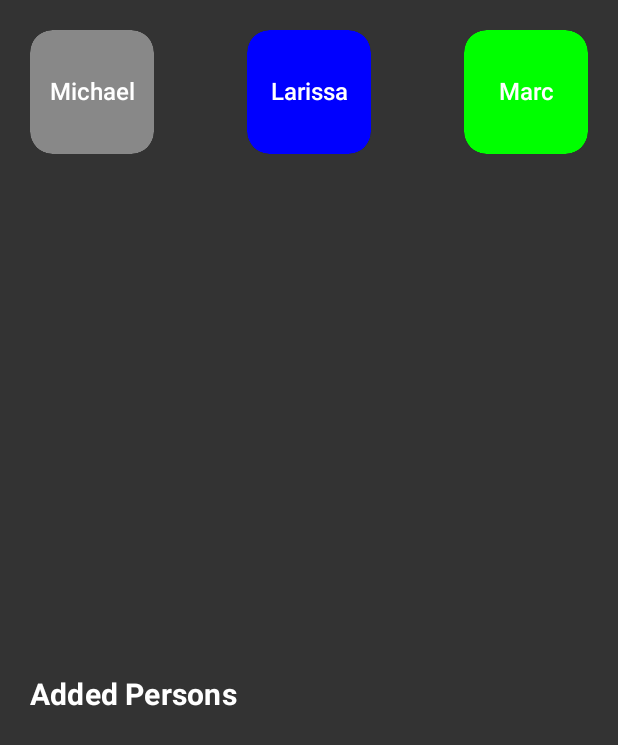
After one commit to ArtemisSoftware/Amphitrite-UI-2, an Android app built with Jetpack Compose: the DragDropScreen screen opened through its navigation route, on a phone screen of 412 x 824 dp. The commit adds this screen. Shown: the top 745 px of the screen. Run offline under Robolectric (Android 15) with nearby library versions, the phone set to English and light mode, and no system bars.

Commit message:
DragDropScreen

```diff
--- a/app/src/main/java/com/artemissoftware/amphitriteui2/MainActivity.kt
+++ b/app/src/main/java/com/artemissoftware/amphitriteui2/MainActivity.kt
@@ -3,15 +3,19 @@ package com.artemissoftware.amphitriteui2
 import android.os.Bundle
 import androidx.activity.ComponentActivity
 import androidx.activity.compose.setContent
+import androidx.compose.foundation.background
 import androidx.compose.foundation.layout.fillMaxSize
 import androidx.compose.material.MaterialTheme
 import androidx.compose.material.Surface
 import androidx.compose.ui.Modifier
 import androidx.navigation.compose.rememberNavController
+import com.artemissoftware.amphitriteui2.dragdrop.DragDropViewModel
 import com.artemissoftware.amphitriteui2.multiplescreens.rememberWindowSize
 import com.artemissoftware.amphitriteui2.ui.theme.AmphitriteUI2Theme
 
 class MainActivity : ComponentActivity() {
+
+    private val dragDropViewModel = DragDropViewModel()
     override fun onCreate(savedInstanceState: Bundle?) {
         super.onCreate(savedInstanceState)
         setContent {
@@ -19,12 +23,14 @@ class MainActivity : ComponentActivity() {
                 // A surface container using the 'background' color from the theme
                 Surface(
                     modifier = Modifier.fillMaxSize(),
-                    color = MaterialTheme.colors.background
+                    color = MaterialTheme.colors.background,
                 ) {
-
                     val window = rememberWindowSize()
-                    SetupNavGraph(navController = rememberNavController(), window = window)
-
+                    SetupNavGraph(
+                        navController = rememberNavController(),
+                        window = window,
+                        dragDropViewModel = dragDropViewModel,
+                    )
                 }
             }
         }
--- a/app/src/main/java/com/artemissoftware/amphitriteui2/SelectorScreen.kt
+++ b/app/src/main/java/com/artemissoftware/amphitriteui2/SelectorScreen.kt
@@ -22,6 +22,8 @@ import com.artemissoftware.amphitriteui2.categoriestable.TableCategoriesScreen
 import com.artemissoftware.amphitriteui2.categoriestable.models.Categories
 import com.artemissoftware.amphitriteui2.circularslider.CircularSlider
 import com.artemissoftware.amphitriteui2.creditcard.CreditCardScreen
+import com.artemissoftware.amphitriteui2.dragdrop.DragDropScreen
+import com.artemissoftware.amphitriteui2.dragdrop.DragDropViewModel
 import com.artemissoftware.amphitriteui2.draggable.DraggableBox
 import com.artemissoftware.amphitriteui2.epoch.EpochScreen
 import com.artemissoftware.amphitriteui2.epoch.EpochViewModel
@@ -100,6 +102,13 @@ fun SelectorScreen(navController: NavHostController) {
                 Destinations.VerticalSlider,
             )
         }
+        item {
+            Demo(
+                title = "Drag and Drop",
+                navController,
+                Destinations.DragDrop,
+            )
+        }
     }
 }
 
@@ -114,10 +123,16 @@ sealed class Destinations(val route: String) {
     object Epoch : Destinations("epoch_screen")
     object DraggableBox : Destinations("draggable_box_screen")
     object VerticalSlider : Destinations("vertical_slider_screen")
+
+    object DragDrop : Destinations("drag_drop_screen")
 }
 
 @Composable
-fun SetupNavGraph(navController: NavHostController, window: WindowSize) {
+fun SetupNavGraph(
+    navController: NavHostController,
+    window: WindowSize,
+    dragDropViewModel: DragDropViewModel,
+) {
     NavHost(
         navController = navController,
         startDestination = Destinations.Home.route,
@@ -176,13 +191,21 @@ fun SetupNavGraph(navController: NavHostController, window: WindowSize) {
                 )
             }
         }
+        composable(route = Destinations.DragDrop.route) {
+            DragDropScreen(dragDropViewModel)
+        }
     }
 }
 
 @Composable
-fun Demo(title: String, navController: NavHostController, destination: Destinations) {
+fun Demo(
+    title: String,
+    navController: NavHostController,
+    destination: Destinations,
+    modifier: Modifier = Modifier,
+) {
     Column(
-        modifier = Modifier
+        modifier = modifier
             .fillMaxWidth()
             .padding(top = 12.dp)
             .clickable {
--- /dev/null
+++ b/app/src/main/java/com/artemissoftware/amphitriteui2/dragdrop/DragDropScreen.kt
@@ -0,0 +1,143 @@
+package com.artemissoftware.amphitriteui2.dragdrop
+
+import androidx.compose.animation.AnimatedVisibility
+import androidx.compose.animation.slideInHorizontally
+import androidx.compose.foundation.background
+import androidx.compose.foundation.layout.Arrangement
+import androidx.compose.foundation.layout.Box
+import androidx.compose.foundation.layout.Column
+import androidx.compose.foundation.layout.Row
+import androidx.compose.foundation.layout.fillMaxSize
+import androidx.compose.foundation.layout.fillMaxWidth
+import androidx.compose.foundation.layout.padding
+import androidx.compose.foundation.layout.size
+import androidx.compose.material.MaterialTheme
+import androidx.compose.material.Text
+import androidx.compose.runtime.Composable
+import androidx.compose.runtime.LaunchedEffect
+import androidx.compose.runtime.collectAsState
+import androidx.compose.runtime.getValue
+import androidx.compose.runtime.mutableStateOf
+import androidx.compose.runtime.remember
+import androidx.compose.runtime.setValue
+import androidx.compose.ui.Alignment
+import androidx.compose.ui.Modifier
+import androidx.compose.ui.graphics.Color
+import androidx.compose.ui.platform.LocalConfiguration
+import androidx.compose.ui.text.font.FontWeight
+import androidx.compose.ui.text.style.TextAlign
+import androidx.compose.ui.unit.Dp
+import androidx.compose.ui.unit.dp
+import com.artemissoftware.amphitriteui2.dragdrop.composables.DragTarget
+import com.artemissoftware.amphitriteui2.dragdrop.composables.DragableScreen
+import com.artemissoftware.amphitriteui2.dragdrop.composables.DropItem
+import com.artemissoftware.amphitriteui2.dragdrop.composables.PersonBox
+import com.artemissoftware.amphitriteui2.dragdrop.composables.PlaceHolder
+import com.artemissoftware.amphitriteui2.dragdrop.models.Person
+
+@Composable
+fun DragDropScreen(mainViewModel: DragDropViewModel) {
+    DragableScreen(
+        modifier = Modifier
+            .fillMaxSize()
+            .background(Color.Black.copy(0.8f)),
+    ) {
+        DragDropScreenContent(mainViewModel)
+    }
+}
+
+@Composable
+private fun DragDropScreenContent(
+    mainViewModel: DragDropViewModel,
+) {
+    val state = mainViewModel.state.collectAsState().value
+    val screenWidth = LocalConfiguration.current.screenWidthDp
+
+    var anim by remember {
+        mutableStateOf(false)
+    }
+
+    Column(
+        modifier = Modifier
+            .fillMaxSize(),
+        verticalArrangement = Arrangement.spacedBy(50.dp),
+        horizontalAlignment = Alignment.CenterHorizontally,
+    ) {
+        Row(
+            modifier = Modifier
+                .fillMaxWidth()
+                .padding(20.dp),
+            verticalAlignment = Alignment.CenterVertically,
+            horizontalArrangement = Arrangement.SpaceBetween,
+        ) {
+            state.items.forEach { person ->
+                DragTarget(
+                    dataToDrop = person,
+                    onStartDragging = {
+                        mainViewModel.startDragging()
+                    },
+                    onStopDragging = {
+                        anim = false
+                        mainViewModel.stopDragging()
+                    },
+                    content = {
+                        PersonBox(person = person, screenWidth = screenWidth)
+                    },
+                )
+            }
+        }
+
+        AnimatedVisibility(
+            visible = state.isCurrentlyDragging,
+            enter = slideInHorizontally(initialOffsetX = { it }),
+        ) {
+            DropItem<Person>(
+                modifier = Modifier
+                    .size(Dp(screenWidth / 3.5f)),
+                content = { isInBound, personItem ->
+
+                    if (personItem != null) {
+                        LaunchedEffect(key1 = personItem) {
+                            mainViewModel.addPerson(personItem)
+                        }
+                    }
+
+                    PlaceHolder(isInBound = isInBound)
+                },
+            )
+        }
+
+        Box(
+            modifier = Modifier
+                .fillMaxSize()
+                .padding(top = 30.dp),
+            contentAlignment = Alignment.Center,
+        ) {
+            Column(
+                modifier = Modifier
+                    .fillMaxWidth()
+                    .padding(20.dp)
+                    .padding(bottom = 100.dp),
+                horizontalAlignment = Alignment.Start,
+                verticalArrangement = Arrangement.spacedBy(10.dp),
+            ) {
+                Text(
+                    text = "Added Persons",
+                    color = Color.White,
+                    style = MaterialTheme.typography.h6,
+                    fontWeight = FontWeight.Bold,
+                    modifier = Modifier.fillMaxWidth(),
+                    textAlign = TextAlign.Start,
+                )
+                state.addedPersons.forEach { person ->
+                    Text(
+                        text = person.name,
+                        color = Color.White,
+                        style = MaterialTheme.typography.h6,
+                        fontWeight = FontWeight.Bold,
+                    )
+                }
+            }
+        }
+    }
+}
--- a/app/src/main/java/com/artemissoftware/amphitriteui2/dragdrop/DragDropViewModel.kt
+++ b/app/src/main/java/com/artemissoftware/amphitriteui2/dragdrop/DragDropViewModel.kt
@@ -1,41 +1,53 @@
 package com.artemissoftware.amphitriteui2.dragdrop
 
 import androidx.compose.runtime.getValue
-import androidx.compose.runtime.mutableStateListOf
-import androidx.compose.runtime.mutableStateOf
 import androidx.compose.runtime.setValue
 import androidx.compose.ui.graphics.Color
 import androidx.lifecycle.ViewModel
 import com.artemissoftware.amphitriteui2.dragdrop.models.Person
+import kotlinx.coroutines.flow.MutableStateFlow
+import kotlinx.coroutines.flow.asStateFlow
+import kotlinx.coroutines.flow.update
 
 class DragDropViewModel : ViewModel() {
 
-    var isCurrentlyDragging by mutableStateOf(false)
-        private set
-
-    var items by mutableStateOf(emptyList<Person>())
-        private set
-
-    var addedPersons = mutableStateListOf<Person>()
-        private set
+    private var _state = MutableStateFlow(value = DragDropState())
+    val state = _state.asStateFlow()
 
     init {
-        items = listOf(
-            Person("Michael", "1", Color.Gray),
-            Person("Larissa", "2", Color.Blue),
-            Person("Marc", "3", Color.Green),
-        )
+        _state.update {
+            it.copy(
+                items = listOf(
+                    Person("Michael", "1", Color.Gray),
+                    Person("Larissa", "2", Color.Blue),
+                    Person("Marc", "3", Color.Green),
+                ),
+            )
+        }
     }
 
     fun startDragging() {
-        isCurrentlyDragging = true
+        _state.update {
+            it.copy(isCurrentlyDragging = true)
+        }
     }
     fun stopDragging() {
-        isCurrentlyDragging = false
+        _state.update {
+            it.copy(isCurrentlyDragging = false)
+        }
     }
 
     fun addPerson(personUiItem: Person) {
-        println("Added Person")
-        addedPersons.add(personUiItem)
+        val list = _state.value.addedPersons.toMutableList()
+        list.add(personUiItem)
+        _state.update {
+            it.copy(addedPersons = list)
+        }
     }
 }
+
+data class DragDropState(
+    val isCurrentlyDragging: Boolean = false,
+    val items: List<Person> = emptyList(),
+    val addedPersons: List<Person> = emptyList(),
+)
--- a/app/src/main/java/com/artemissoftware/amphitriteui2/dragdrop/composables/DragTarget.kt
+++ b/app/src/main/java/com/artemissoftware/amphitriteui2/dragdrop/composables/DragTarget.kt
@@ -8,6 +8,7 @@ import androidx.compose.ui.geometry.Offset
 import androidx.compose.ui.input.pointer.consumeAllChanges
 import androidx.compose.ui.input.pointer.pointerInput
 import androidx.compose.ui.layout.onGloballyPositioned
+import com.artemissoftware.amphitriteui2.dragdrop.DragDropViewModel
 import com.artemissoftware.amphitriteui2.dragdrop.models.DragTargetInfo
 
 internal val LocalDragTargetInfo = compositionLocalOf { DragTargetInfo() }
```
